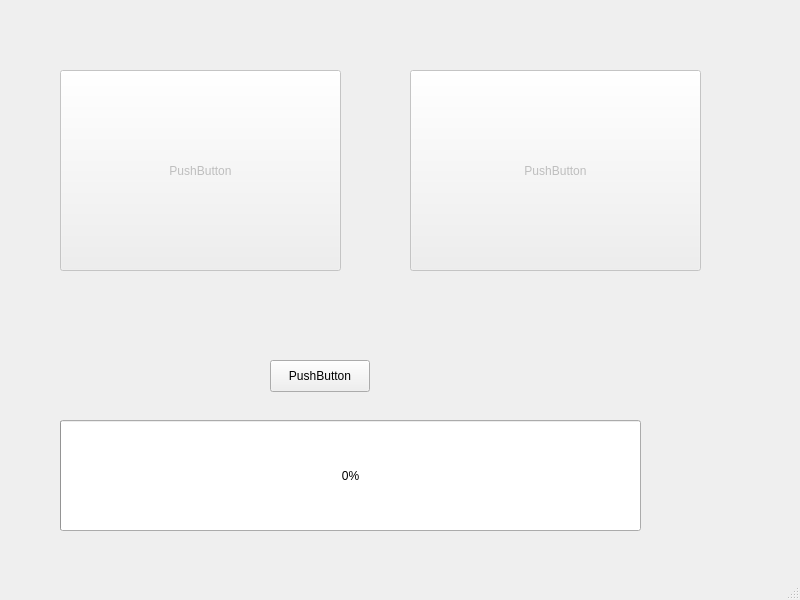
markusbuck/simon-game, file SimonGame/mainwindow.ui: the form before one commit.
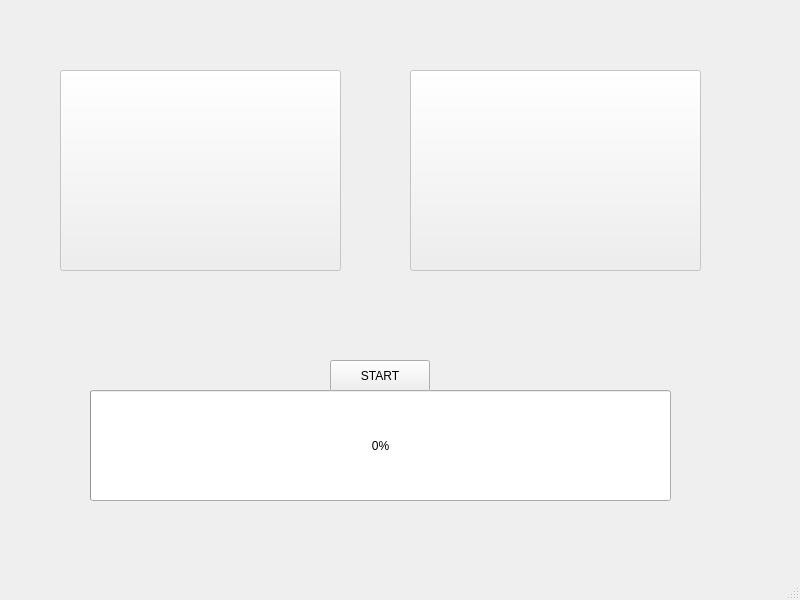
The form after the commit.

Diff of the .ui file:
```diff
--- a/SimonGame/mainwindow.ui
+++ b/SimonGame/mainwindow.ui
@@ -17,14 +17,14 @@
    <widget class="QPushButton" name="startButton">
     <property name="geometry">
      <rect>
-      <x>270</x>
+      <x>330</x>
       <y>360</y>
       <width>100</width>
       <height>32</height>
      </rect>
     </property>
     <property name="text">
-     <string>PushButton</string>
+     <string>START</string>
     </property>
    </widget>
    <widget class="QPushButton" name="redButton">
@@ -40,7 +40,7 @@
      </rect>
     </property>
     <property name="text">
-     <string>PushButton</string>
+     <string/>
     </property>
    </widget>
    <widget class="QPushButton" name="blueButton">
@@ -56,14 +56,14 @@
      </rect>
     </property>
     <property name="text">
-     <string>PushButton</string>
+     <string/>
     </property>
    </widget>
    <widget class="QProgressBar" name="progressBar">
     <property name="geometry">
      <rect>
-      <x>60</x>
-      <y>420</y>
+      <x>90</x>
+      <y>390</y>
       <width>581</width>
       <height>111</height>
      </rect>
```
Left out of the diff: 2 changed lines with no effect on the pictures.
